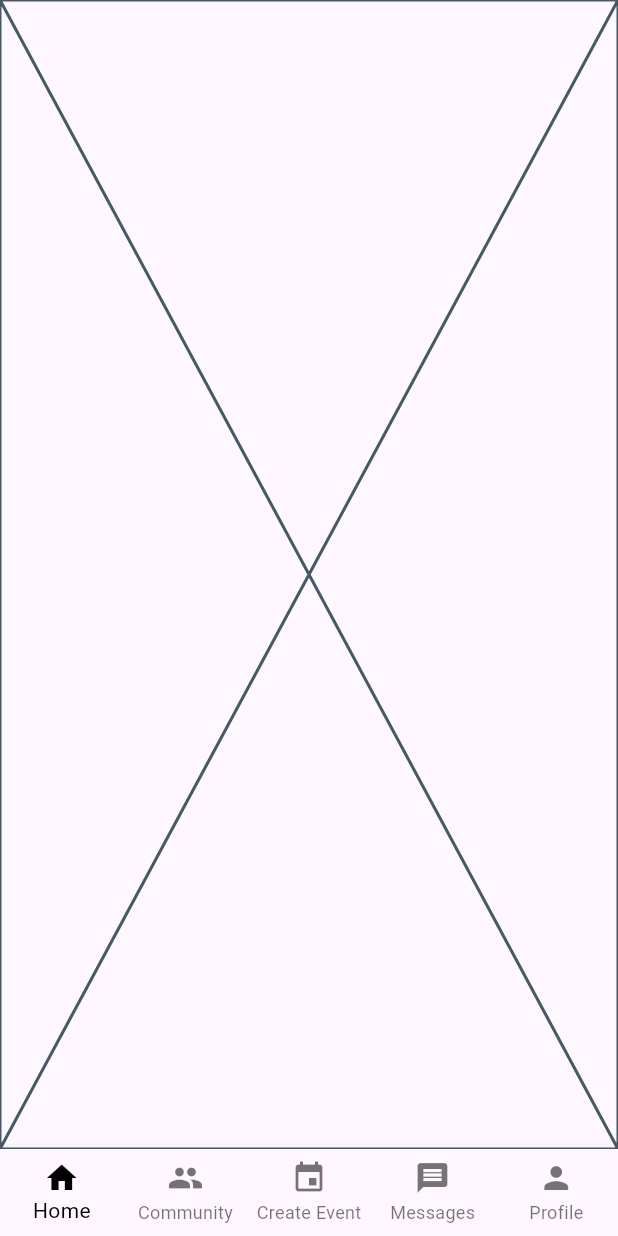
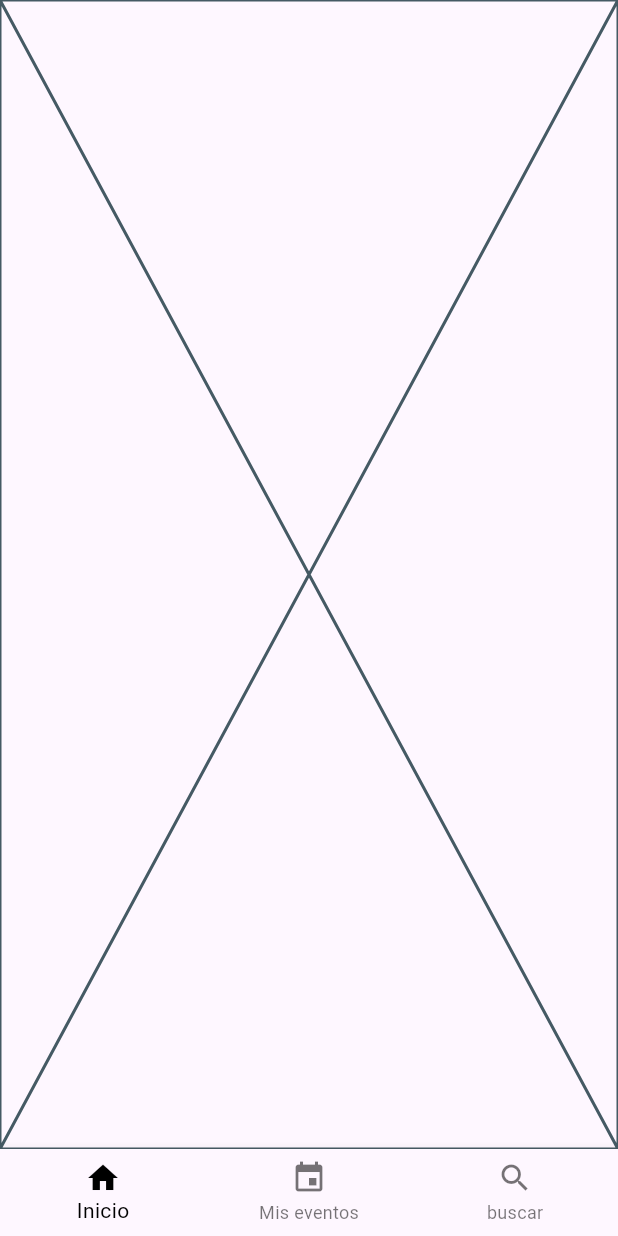
Before and after one commit to herrtiago/eventapp, a Flutter app: the BottomBarView screen opened directly, on a phone screen of 412 x 824 dp. Run offline on Flutter 3.47's test engine with Material 3 defaults, Android fonts, the phone set to English and light mode, and no system bars; our stand-ins replace google_fonts, image_picker, shared_preferences; accounts and stored records are empty.

Commit message:
cambio home, topbar y bottombar

```diff
--- a/frontend_eventapp/lib/nav_bar.dart
+++ b/frontend_eventapp/lib/bottom_bar.dart
@@ -1,7 +1,7 @@
 import 'package:flutter/material.dart';
 
 class BottomBarView extends StatefulWidget {
-  BottomBarView({Key? key}) : super(key: key);
+  const BottomBarView({Key? key}) : super(key: key);
 
   @override
   State<BottomBarView> createState() => _BottomBarViewState();
@@ -20,8 +20,6 @@ class _BottomBarViewState extends State<BottomBarView> {
     Placeholder(), //reemplazar
     Placeholder(),
     Placeholder(),
-    Placeholder(),
-    Placeholder(),
   ];
 
   @override
@@ -32,26 +30,18 @@ class _BottomBarViewState extends State<BottomBarView> {
         selectedItemColor: Colors.black,
         currentIndex: currentIndex,
         type: BottomNavigationBarType.fixed,
-        items: [
+        items: const [
           BottomNavigationBarItem(
             icon: Icon(Icons.home),
-            label: 'Home',
-          ),
-          BottomNavigationBarItem(
-            icon: Icon(Icons.group),
-            label: 'Community',
+            label: 'Inicio',
           ),
           BottomNavigationBarItem(
             icon: Icon(Icons.event),
-            label: 'Create Event',
+            label: 'Mis eventos',
           ),
           BottomNavigationBarItem(
-            icon: Icon(Icons.message),
-            label: 'Messages',
-          ),
-          BottomNavigationBarItem(
-            icon: Icon(Icons.person),
-            label: 'Profile',
+            icon: Icon(Icons.search),
+            label: 'buscar',
           ),
         ],
       ),
```
Also changed, not shown: frontend_eventapp/lib/home.dart (+32 -0 lines), frontend_eventapp/lib/login_page.dart (+8 -5 lines), frontend_eventapp/lib/top_bar.dart (added, +30 -0 lines).
